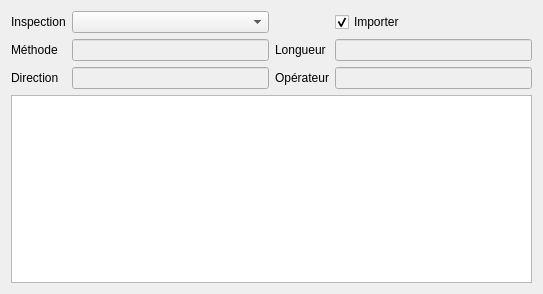
This is wincan2qgep/ui/inspectionwidget.ui in opengisch/QGIS_TEKSI_Wincan_Importer_Plugin as Qt 5 draws it before an edit. The edited form follows.
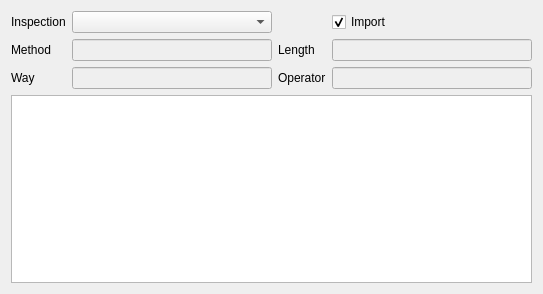
This is the edited form. Custom widgets are drawn as their Qt base class.

Patch:
```diff
--- a/wincan2qgep/ui/inspectionwidget.ui
+++ b/wincan2qgep/ui/inspectionwidget.ui
@@ -34,14 +34,14 @@
    <item row="2" column="2">
     <widget class="QLabel" name="label_4">
      <property name="text">
-      <string>Opérateur</string>
+      <string>Operator</string>
      </property>
     </widget>
    </item>
    <item row="1" column="0">
     <widget class="QLabel" name="label">
      <property name="text">
-      <string>Méthode</string>
+      <string>Method</string>
      </property>
     </widget>
    </item>
@@ -55,7 +55,7 @@
    <item row="1" column="2">
     <widget class="QLabel" name="label_3">
      <property name="text">
-      <string>Longueur</string>
+      <string>Length</string>
      </property>
     </widget>
    </item>
@@ -69,7 +69,7 @@
    <item row="2" column="0">
     <widget class="QLabel" name="label_2">
      <property name="text">
-      <string>Direction</string>
+      <string>Way</string>
      </property>
     </widget>
    </item>
@@ -86,7 +86,7 @@
    <item row="0" column="3">
     <widget class="QCheckBox" name="importCheckBox">
      <property name="text">
-      <string>Importer</string>
+      <string>Import</string>
      </property>
      <property name="checked">
       <bool>true</bool>
```
